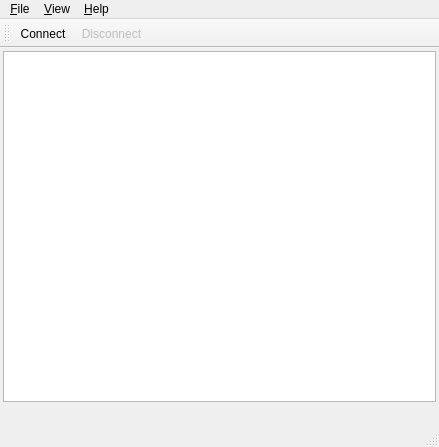
Old version of the form mainwindow.ui in the repository izon1453/ultraterm.
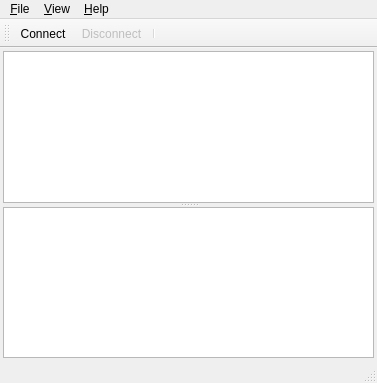
New version of the form. Icons and pictures are not drawn.

Commit message: Рисовал интерфейс.

Diff of the .ui file:
```diff
--- a/mainwindow.ui
+++ b/mainwindow.ui
@@ -6,21 +6,27 @@
    <rect>
     <x>0</x>
     <y>0</y>
-    <width>439</width>
-    <height>447</height>
+    <width>377</width>
+    <height>383</height>
    </rect>
   </property>
   <property name="windowTitle">
    <string>Ultraterm</string>
   </property>
   <widget class="QWidget" name="centralWidget">
+   <property name="sizePolicy">
+    <sizepolicy hsizetype="Maximum" vsizetype="Expanding">
+     <horstretch>0</horstretch>
+     <verstretch>0</verstretch>
+    </sizepolicy>
+   </property>
    <property name="maximumSize">
     <size>
-     <width>473</width>
-     <height>357</height>
+     <width>16777215</width>
+     <height>16777215</height>
     </size>
    </property>
-   <layout class="QVBoxLayout" name="verticalLayout">
+   <layout class="QHBoxLayout" name="horizontalLayout">
     <property name="spacing">
      <number>3</number>
     </property>
@@ -37,13 +43,41 @@
      <number>3</number>
     </property>
     <item>
-     <widget class="QPlainTextEdit" name="plainTextEdit">
+     <widget class="QSplitter" name="splitter">
       <property name="sizePolicy">
-       <sizepolicy hsizetype="Preferred" vsizetype="Preferred">
+       <sizepolicy hsizetype="Expanding" vsizetype="Expanding">
         <horstretch>0</horstretch>
         <verstretch>0</verstretch>
        </sizepolicy>
       </property>
+      <property name="frameShadow">
+       <enum>QFrame::Sunken</enum>
+      </property>
+      <property name="orientation">
+       <enum>Qt::Vertical</enum>
+      </property>
+      <widget class="QPlainTextEdit" name="pltxOutput">
+       <property name="sizePolicy">
+        <sizepolicy hsizetype="Maximum" vsizetype="Expanding">
+         <horstretch>0</horstretch>
+         <verstretch>0</verstretch>
+        </sizepolicy>
+       </property>
+       <property name="readOnly">
+        <bool>true</bool>
+       </property>
+       <property name="textInteractionFlags">
+        <set>Qt::TextSelectableByKeyboard|Qt::TextSelectableByMouse</set>
+       </property>
+      </widget>
+      <widget class="QPlainTextEdit" name="pltxInput">
+       <property name="sizePolicy">
+        <sizepolicy hsizetype="Maximum" vsizetype="Preferred">
+         <horstretch>0</horstretch>
+         <verstretch>0</verstretch>
+        </sizepolicy>
+       </property>
+      </widget>
      </widget>
     </item>
    </layout>
@@ -53,7 +87,7 @@
     <rect>
      <x>0</x>
      <y>0</y>
-     <width>439</width>
+     <width>377</width>
      <height>26</height>
     </rect>
    </property>
@@ -95,6 +129,7 @@
    </attribute>
    <addaction name="actionConnect"/>
    <addaction name="actionDisconnect"/>
+   <addaction name="separator"/>
   </widget>
   <widget class="QStatusBar" name="statusBar"/>
   <action name="actionConnect">
```
Left out of the diff: 49 changed lines with no effect on the pictures. The commit also changes 6 other files.
